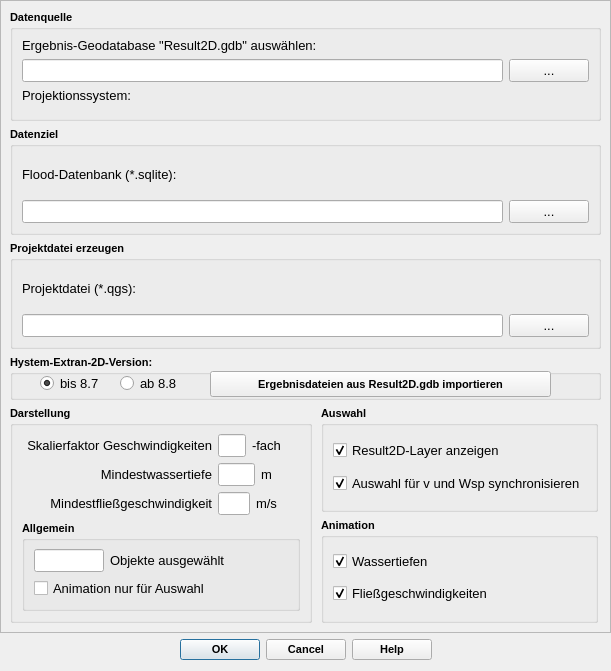
This is qkan/floodTools/res/animation_dialog_base.ui in Laneru/QKan as Qt 5 draws it before an edit. The edited form follows.
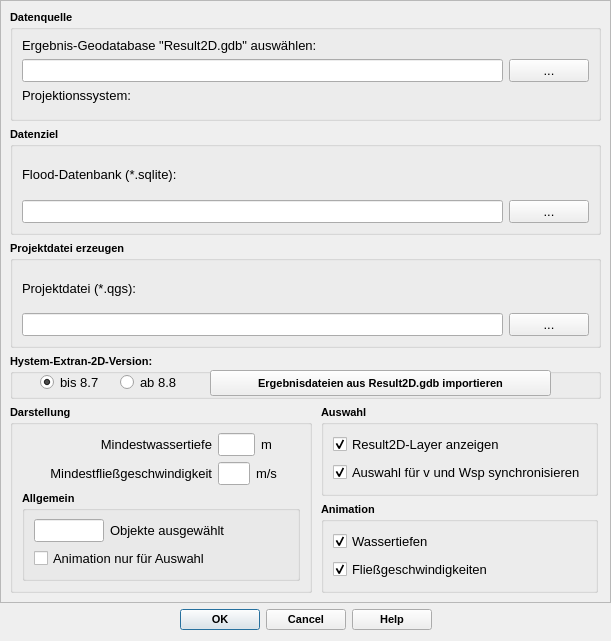
This is the edited form. Custom widgets are drawn as their Qt base class.

```diff
--- a/qkan/floodTools/res/animation_dialog_base.ui
+++ b/qkan/floodTools/res/animation_dialog_base.ui
@@ -7,7 +7,7 @@
     <x>0</x>
     <y>0</y>
     <width>611</width>
-    <height>671</height>
+    <height>641</height>
    </rect>
   </property>
   <property name="sizePolicy">
@@ -25,7 +25,7 @@
   <property name="maximumSize">
    <size>
     <width>16777215</width>
-    <height>697</height>
+    <height>641</height>
    </size>
   </property>
   <property name="font">
@@ -57,7 +57,7 @@
         <x>0</x>
         <y>0</y>
         <width>609</width>
-        <height>631</height>
+        <height>601</height>
        </rect>
       </property>
       <layout class="QVBoxLayout" name="verticalLayout_7">
@@ -527,104 +527,6 @@
             <bool>false</bool>
            </property>
            <layout class="QVBoxLayout" name="verticalLayout_5">
-            <item>
-             <layout class="QHBoxLayout" name="horizontalLayout_4">
-              <item>
-               <widget class="QLabel" name="label_7">
-                <property name="minimumSize">
-                 <size>
-                  <width>190</width>
-                  <height>0</height>
-                 </size>
-                </property>
-                <property name="font">
-                 <font>
-                  <family>Tahoma</family>
-                  <pointsize>10</pointsize>
-                  <weight>50</weight>
-                  <bold>false</bold>
-                 </font>
-                </property>
-                <property name="layoutDirection">
-                 <enum>Qt::LeftToRight</enum>
-                </property>
-                <property name="text">
-                 <string>Skalierfaktor Geschwindigkeiten</string>
-                </property>
-                <property name="alignment">
-                 <set>Qt::AlignRight|Qt::AlignTrailing|Qt::AlignVCenter</set>
-                </property>
-               </widget>
-              </item>
-              <item>
-               <widget class="QLineEdit" name="tf_faktor_v">
-                <property name="maximumSize">
-                 <size>
-                  <width>50</width>
-                  <height>16777215</height>
-                 </size>
-                </property>
-                <property name="font">
-                 <font>
-                  <family>Tahoma</family>
-                  <pointsize>10</pointsize>
-                  <weight>50</weight>
-                  <bold>false</bold>
-                 </font>
-                </property>
-                <property name="toolTip">
-                 <string>&lt;html&gt;&lt;head/&gt;&lt;body&gt;&lt;p&gt;Skalierfaktor für die Länge der Geschwindigkeitspfeile bezogen auf v (m/s). Empfehlung: 5&lt;/p&gt;&lt;/body&gt;&lt;/html&gt;</string>
-                </property>
-                <property name="statusTip">
-                 <string>Skalierfaktor für die Länge der Geschwindigkeitspfeile bezogen auf v (m/s)</string>
-                </property>
-                <property name="whatsThis">
-                 <string>Skalierfaktor für die Länge der Geschwindigkeitspfeile bezogen auf v (m/s)</string>
-                </property>
-                <property name="text">
-                 <string/>
-                </property>
-                <property name="placeholderText">
-                 <string/>
-                </property>
-               </widget>
-              </item>
-              <item>
-               <widget class="QLabel" name="label_8">
-                <property name="font">
-                 <font>
-                  <family>Tahoma</family>
-                  <pointsize>10</pointsize>
-                  <weight>50</weight>
-                  <bold>false</bold>
-                 </font>
-                </property>
-                <property name="layoutDirection">
-                 <enum>Qt::LeftToRight</enum>
-                </property>
-                <property name="text">
-                 <string>-fach</string>
-                </property>
-                <property name="alignment">
-                 <set>Qt::AlignLeading|Qt::AlignLeft|Qt::AlignVCenter</set>
-                </property>
-               </widget>
-              </item>
-              <item>
-               <spacer name="horizontalSpacer">
-                <property name="orientation">
-                 <enum>Qt::Horizontal</enum>
-                </property>
-                <property name="sizeHint" stdset="0">
-                 <size>
-                  <width>40</width>
-                  <height>20</height>
-                 </size>
-                </property>
-               </spacer>
-              </item>
-             </layout>
-            </item>
             <item>
              <layout class="QHBoxLayout" name="horizontalLayout_5">
               <item>
```
